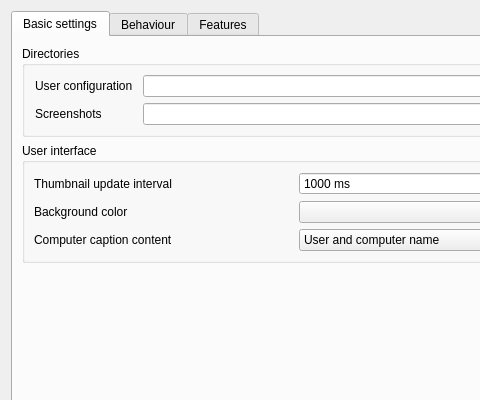
First picture: the form in configurator/forms/MasterConfigurationPage.ui, repository veyon/veyon, before the edit; both pictures show x 0 to 480 and y 0 to 400 of the 592 by 511 pixel window.
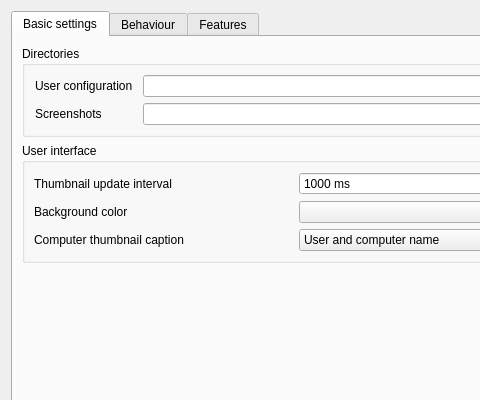
Second picture: the form after the edit. Icons and pictures are not drawn.

Commit message: Configurator: MasterConfigurationPage: fix label

Patch:
```diff
--- a/configurator/forms/MasterConfigurationPage.ui
+++ b/configurator/forms/MasterConfigurationPage.ui
@@ -137,7 +137,7 @@
           <item row="2" column="0">
            <widget class="QLabel" name="label_8">
             <property name="text">
-             <string>Computer caption content</string>
+             <string>Computer thumbnail caption</string>
             </property>
            </widget>
           </item>
```
